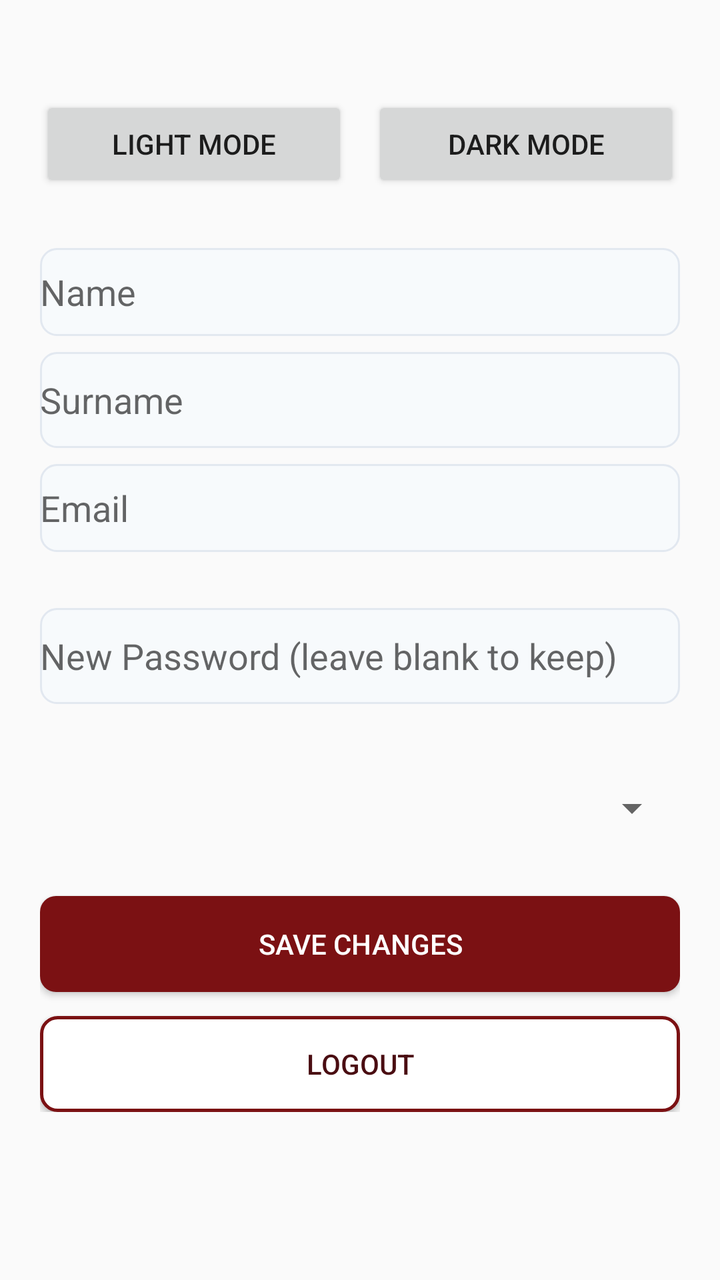
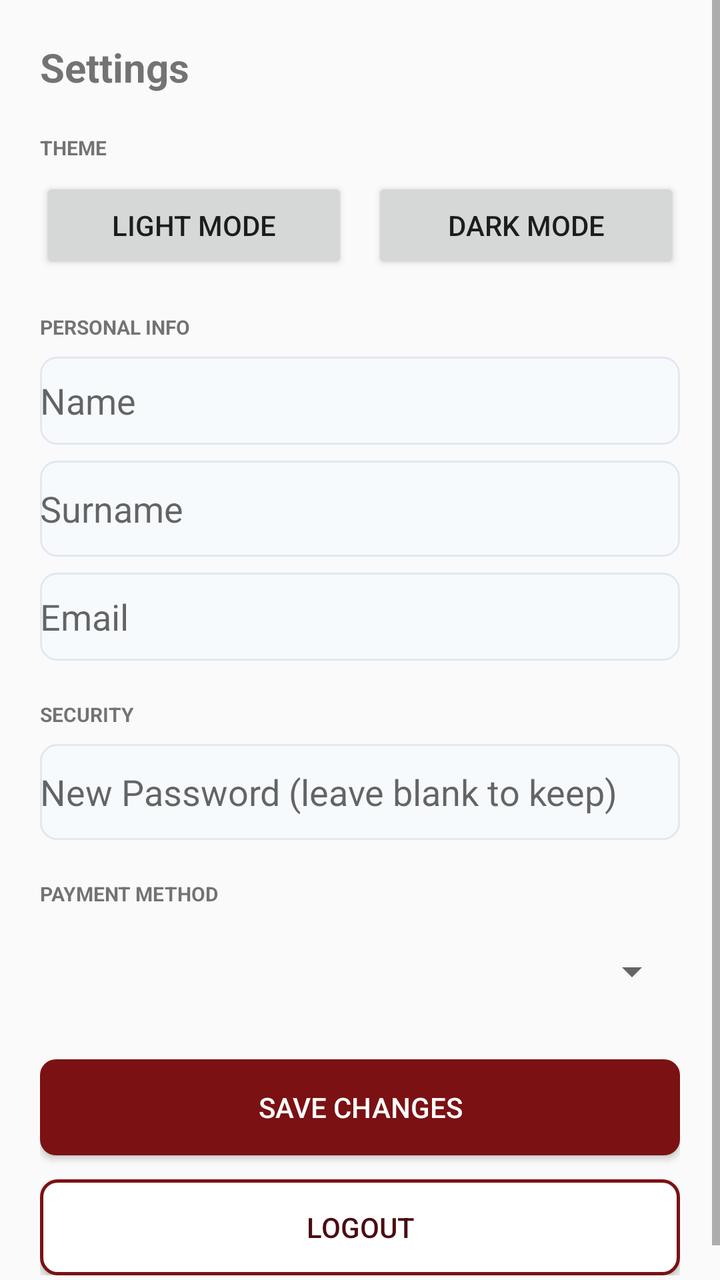

An Android layout rendered at two revisions. The XML below is the earlier revision; the diff shows what the commit changed to produce the second picture.
<!-- AndroidManifest.xml: application theme Theme.Halaxy_health -->
<!-- res/layout/activity_settings.xml -->
<?xml version="1.0" encoding="utf-8"?>
<ScrollView xmlns:android="http://schemas.android.com/apk/res/android"
    android:layout_width="match_parent"
    android:layout_height="match_parent"
    android:id="@+id/rootSettings">
    <LinearLayout
        android:layout_width="match_parent"
        android:layout_height="wrap_content"
        android:orientation="vertical"
        android:padding="20dp">
        <TextView
            android:id="@+id/txtTitle"
            android:text="Settings"
            android:textSize="20sp"
            android:textStyle="bold"/>

        <TextView
            android:id="@+id/txtThemeLabel"
            android:text="THEME"
            android:textSize="10sp"
            android:textStyle="bold"
            android:layout_marginTop="20dp"/>
        <LinearLayout
            android:layout_width="match_parent"
            android:layout_height="wrap_content"
            android:orientation="horizontal"
            android:layout_marginTop="8dp">
            <Button android:id="@+id/btnLight"
                android:layout_width="0dp"
                android:layout_weight="1"
                android:layout_height="48dp"
                android:text="Light Mode"
                android:layout_marginEnd="6dp"/>
            <Button
                android:id="@+id/btnDark"
                android:layout_width="0dp"
                android:layout_weight="1"
                android:layout_height="48dp"
                android:text="Dark Mode"
                android:layout_marginStart="6dp"/>
        </LinearLayout>

        <TextView
            android:id="@+id/txtPersonal"
            android:text="PERSONAL INFO"
            android:textSize="10sp"
            android:textStyle="bold"
            android:layout_marginTop="20dp"/>
        <EditText
            android:id="@+id/edtName"
            android:layout_width="match_parent"
            android:layout_height="44dp"
            android:background="@drawable/bg_input_light"
            android:hint="Name"
            android:layout_marginTop="8dp"/>
        <EditText
            android:id="@+id/edtSurname"
            android:layout_width="match_parent"
            android:layout_height="48dp"
            android:background="@drawable/bg_input_light"
            android:hint="Surname"
            android:layout_marginTop="8dp"/>
        <EditText
            android:id="@+id/edtEmail"
            android:layout_width="match_parent"
            android:layout_height="44dp"
            android:background="@drawable/bg_input_light"
            android:hint="Email"
            android:layout_marginTop="8dp"/>
        <TextView
            android:id="@+id/txtEmailErr"
            android:textColor="#D32F2F"
            android:textSize="11sp"
            android:visibility="gone"/>
        <TextView
            android:id="@+id/txtSecurity"
            android:text="SECURITY"
            android:textSize="10sp"
            android:textStyle="bold"
            android:layout_marginTop="20dp"/>
        <EditText
            android:id="@+id/edtPassword"
            android:layout_width="match_parent"
            android:layout_height="48dp"
            android:background="@drawable/bg_input_light"
            android:hint="New Password (leave blank to keep)"
            android:inputType="textPassword"
            android:layout_marginTop="8dp"/>
        <TextView
            android:id="@+id/txtPassErr"
            android:textColor="#D32F2F"
            android:textSize="11sp"
            android:visibility="gone"/>

        <TextView
            android:id="@+id/txtPayment"
            android:text="PAYMENT METHOD"
            android:textSize="10sp"
            android:textStyle="bold"
            android:layout_marginTop="20dp"/>
        <Spinner
            android:id="@+id/spinPayment"
            android:layout_width="match_parent"
            android:layout_height="48dp"
            android:layout_marginTop="8dp"/>

        <Button
            android:id="@+id/btnSave"
            android:layout_width="match_parent"
            android:layout_height="48dp"
            android:text="SAVE CHANGES"
            android:background="@drawable/bg_button_maroon"
            android:textColor="#FFFFFF"
            android:layout_marginTop="20dp"/>
        <Button
            android:id="@+id/btnLogout"
            android:layout_width="match_parent"
            android:layout_height="48dp"
            android:text="LOGOUT"
            android:background="@drawable/bg_button_outline"
            android:textColor="#4A0D12"
            android:layout_marginTop="12dp"/>
    </LinearLayout>
</ScrollView>
<!-- resources referenced by this layout -->
<resources>
  <!-- drawable bg_button_maroon (drawable) -->
  <?xml version="1.0" encoding="utf-8"?>
  <shape xmlns:android="http://schemas.android.com/apk/res/android">
      <solid android:color="#7B1113" />
      <corners android:radius="8dp" />
  </shape>
  <!-- drawable bg_button_outline (drawable) -->
  <shape xmlns:android="http://schemas.android.com/apk/res/android">
      <solid android:color="#FFFFFF"/>
      <corners android:radius="8dp"/>
      <stroke android:width="1.5dp" android:color="#7B1113"/>
  </shape>
  <!-- drawable bg_input_light (drawable) -->
  <?xml version="1.0" encoding="utf-8"?>
  <shape xmlns:android="http://schemas.android.com/apk/res/android">
      <solid android:color="#F7FAFC" />
      <stroke
          android:width="1dp"
          android:color="#E2E8F0" />
      <corners android:radius="8dp" />
  </shape>
  <style name="Theme.Halaxy_health" parent="Theme.AppCompat.Light.NoActionBar">
          <item name="colorPrimary">#1A237E</item>
          <item name="colorPrimaryDark">#7B1113</item>
          <item name="colorAccent">#D32F2F</item>
      </style>
</resources>

<!-- the commit's change to res/layout/activity_settings.xml (unified diff, before → after) -->
@@ -10,12 +10,16 @@
         android:padding="20dp">
         <TextView
             android:id="@+id/txtTitle"
+            android:layout_width="match_parent"
+            android:layout_height="wrap_content"
             android:text="Settings"
             android:textSize="20sp"
             android:textStyle="bold"/>
 
         <TextView
             android:id="@+id/txtThemeLabel"
+            android:layout_width="match_parent"
+            android:layout_height="wrap_content"
             android:text="THEME"
             android:textSize="10sp"
             android:textStyle="bold"
@@ -42,6 +46,8 @@
 
         <TextView
             android:id="@+id/txtPersonal"
+            android:layout_width="match_parent"
+            android:layout_height="wrap_content"
             android:text="PERSONAL INFO"
             android:textSize="10sp"
             android:textStyle="bold"
@@ -69,11 +75,15 @@
             android:layout_marginTop="8dp"/>
         <TextView
             android:id="@+id/txtEmailErr"
+            android:layout_width="match_parent"
+            android:layout_height="wrap_content"
             android:textColor="#D32F2F"
             android:textSize="11sp"
             android:visibility="gone"/>
         <TextView
             android:id="@+id/txtSecurity"
+            android:layout_width="match_parent"
+            android:layout_height="wrap_content"
             android:text="SECURITY"
             android:textSize="10sp"
             android:textStyle="bold"
@@ -88,12 +98,16 @@
             android:layout_marginTop="8dp"/>
         <TextView
             android:id="@+id/txtPassErr"
+            android:layout_width="match_parent"
+            android:layout_height="wrap_content"
             android:textColor="#D32F2F"
             android:textSize="11sp"
             android:visibility="gone"/>
 
         <TextView
             android:id="@+id/txtPayment"
+            android:layout_width="match_parent"
+            android:layout_height="wrap_content"
             android:text="PAYMENT METHOD"
             android:textSize="10sp"
             android:textStyle="bold"
